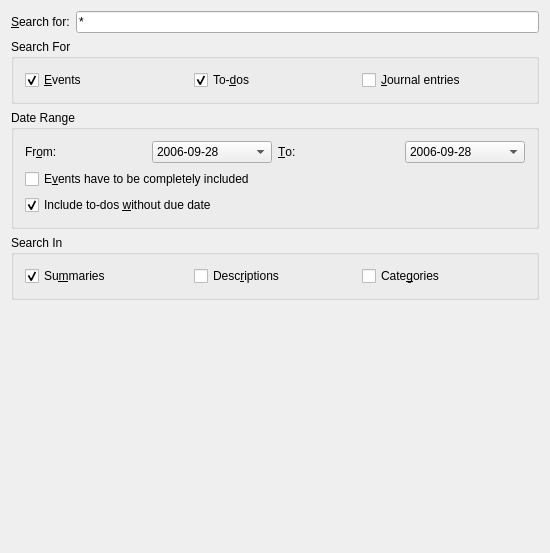
Before: the Qt Designer form searchdialog_base.ui in KDE/korganizer, drawn with Qt 5.
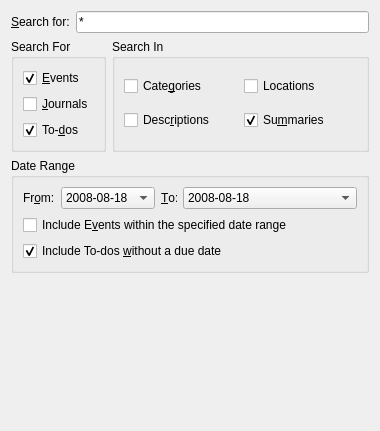
After: the same form once the commit is applied. Custom widgets are drawn as their Qt base class.

Commit message: merge SVN commits r995364 and r995420 by winterz:

```diff
--- a/searchdialog_base.ui
+++ b/searchdialog_base.ui
@@ -2,33 +2,21 @@
  <author>UIExtractor</author>
  <comment>This is a comment</comment>
  <class>SearchDialog</class>
- <widget class="QWidget" name="SearchDialog" >
-  <property name="geometry" >
+ <widget class="QWidget" name="SearchDialog">
+  <property name="geometry">
    <rect>
     <x>0</x>
     <y>0</y>
-    <width>550</width>
-    <height>553</height>
+    <width>380</width>
+    <height>431</height>
    </rect>
   </property>
   <property name="windowTitle" >
    <string>Find Events - KOrganizer</string>
   </property>
-  <layout class="QVBoxLayout" >
-   <property name="margin" >
-    <number>11</number>
-   </property>
-   <property name="spacing" >
-    <number>6</number>
-   </property>
-   <item>
-    <layout class="QHBoxLayout" >
-     <property name="margin" >
-      <number>0</number>
-     </property>
-     <property name="spacing" >
-      <number>6</number>
-     </property>
+  <layout class="QFormLayout" name="formLayout_2">
+   <item row="0" column="0" colspan="2">
+    <layout class="QHBoxLayout" name="horizontalLayout_4">
      <item>
       <widget class="QLabel" name="mSearchLabel" >
        <property name="text" >
@@ -43,29 +31,35 @@
       </widget>
      </item>
      <item>
-      <widget class="QLineEdit" name="mSearchEdit" >
-       <property name="text" >
+      <widget class="KLineEdit" name="mSearchEdit">
+       <property name="toolTip">
+        <string>Search pattern, use wildcards '*' and '?' as desired.</string>
+       </property>
+       <property name="whatsThis">
+        <string>Enter your search pattern here. Wildcards '*' (matches any string) and '?' (matches any character) are supported.  For example, to match any string starting with the letter 'a', use the search pattern a*.</string>
+       </property>
+       <property name="text">
         <string>*</string>
        </property>
       </widget>
      </item>
     </layout>
    </item>
-   <item>
-    <widget class="QGroupBox" name="mSearchTypeGroup" >
-     <property name="title" >
+   <item row="1" column="0">
+    <widget class="QGroupBox" name="mSearchTypeGroup">
+     <property name="title">
       <string>Search For</string>
      </property>
-     <layout class="QGridLayout" >
-      <property name="margin" >
-       <number>11</number>
-      </property>
-      <property name="spacing" >
-       <number>6</number>
-      </property>
-      <item row="0" column="0" >
-       <widget class="QCheckBox" name="mEventsCheck" >
-        <property name="text" >
+     <layout class="QVBoxLayout" name="verticalLayout">
+      <item>
+       <widget class="QCheckBox" name="mEventsCheck">
+        <property name="toolTip">
+         <string>Search for Events with matching criteria</string>
+        </property>
+        <property name="whatsThis">
+         <string>Check this box if you want to search for Event items that match the search criteria.</string>
+        </property>
+        <property name="text">
          <string>&amp;Events</string>
         </property>
         <property name="checked" >
@@ -73,9 +67,28 @@
         </property>
        </widget>
       </item>
-      <item row="0" column="1" >
-       <widget class="QCheckBox" name="mTodosCheck" >
-        <property name="text" >
+      <item>
+       <widget class="QCheckBox" name="mJournalsCheck">
+        <property name="toolTip">
+         <string>Search for Journals with matching criteria</string>
+        </property>
+        <property name="whatsThis">
+         <string>Check this box if you want to search for Journal items that match the search criteria.</string>
+        </property>
+        <property name="text">
+         <string>&amp;Journals</string>
+        </property>
+       </widget>
+      </item>
+      <item>
+       <widget class="QCheckBox" name="mTodosCheck">
+        <property name="toolTip">
+         <string>Search for To-dos with matching criteria</string>
+        </property>
+        <property name="whatsThis">
+         <string>Check this box if you want to search To-do items that match the search criteria.</string>
+        </property>
+        <property name="text">
          <string>To-&amp;dos</string>
         </property>
         <property name="checked" >
@@ -83,153 +96,210 @@
         </property>
        </widget>
       </item>
-      <item row="0" column="2" >
-       <widget class="QCheckBox" name="mJournalsCheck" >
-        <property name="text" >
-         <string>&amp;Journal entries</string>
-        </property>
-       </widget>
-      </item>
      </layout>
     </widget>
    </item>
-   <item>
-    <widget class="QGroupBox" name="mDateRangeGroup" >
-     <property name="title" >
-      <string>Date Range</string>
-     </property>
-     <layout class="QGridLayout" >
-      <property name="margin" >
-       <number>11</number>
-      </property>
-      <property name="spacing" >
-       <number>6</number>
-      </property>
-      <item row="1" column="0" colspan="4" >
-       <widget class="QCheckBox" name="mInclusiveCheck" >
-        <property name="text" >
-         <string>E&amp;vents have to be completely included</string>
-        </property>
-       </widget>
-      </item>
-      <item row="0" column="1" >
-       <widget class="KPIM::KDateEdit" name="mStartDate" >
-        <item>
-         <property name="text" >
-          <string>2006-09-28</string>
-         </property>
-        </item>
-       </widget>
-      </item>
-      <item row="0" column="0" >
-       <widget class="QLabel" name="mStartDateLabel" >
-        <property name="text" >
-         <string>Fr&amp;om:</string>
-        </property>
-        <property name="wordWrap" >
-         <bool>false</bool>
-        </property>
-        <property name="buddy" >
-         <cstring>mStartDate</cstring>
-        </property>
-       </widget>
-      </item>
-      <item row="0" column="3" >
-       <widget class="KPIM::KDateEdit" name="mEndDate" >
-        <item>
-         <property name="text" >
-          <string>2006-09-28</string>
-         </property>
-        </item>
-       </widget>
-      </item>
-      <item row="0" column="2" >
-       <widget class="QLabel" name="mEndDateLabel" >
-        <property name="text" >
-         <string>&amp;To:</string>
-        </property>
-        <property name="wordWrap" >
-         <bool>false</bool>
-        </property>
-        <property name="buddy" >
-         <cstring>mEndDate</cstring>
-        </property>
-       </widget>
-      </item>
-      <item row="2" column="0" colspan="4" >
-       <widget class="QCheckBox" name="mIncludeUndatedTodos" >
-        <property name="text" >
-         <string>Include to-dos &amp;without due date</string>
-        </property>
-        <property name="checked" >
-         <bool>true</bool>
-        </property>
-       </widget>
-      </item>
-     </layout>
-    </widget>
-   </item>
-   <item>
-    <widget class="QGroupBox" name="mSearchGroup" >
-     <property name="title" >
+   <item row="1" column="1">
+    <widget class="QGroupBox" name="mSearchGroup">
+     <property name="title">
       <string>Search In</string>
      </property>
-     <layout class="QHBoxLayout" >
-      <property name="margin" >
-       <number>11</number>
-      </property>
-      <property name="spacing" >
-       <number>6</number>
-      </property>
-      <item>
-       <widget class="QCheckBox" name="mSummaryCheck" >
-        <property name="text" >
-         <string>Su&amp;mmaries</string>
+     <layout class="QGridLayout" name="gridLayout">
+      <item row="0" column="0">
+       <widget class="QCheckBox" name="mCategoryCheck">
+        <property name="toolTip">
+         <string>Include item categories in your search</string>
         </property>
-        <property name="checked" >
-         <bool>true</bool>
+        <property name="whatsThis">
+         <string>Check this box if you want to match item categories against your search pattern.</string>
         </property>
-       </widget>
-      </item>
-      <item>
-       <widget class="QCheckBox" name="mDescriptionCheck" >
-        <property name="text" >
-         <string>Desc&amp;riptions</string>
-        </property>
-       </widget>
-      </item>
-      <item>
-       <widget class="QCheckBox" name="mCategoryCheck" >
-        <property name="text" >
+        <property name="text">
          <string>Cate&amp;gories</string>
         </property>
        </widget>
       </item>
+      <item row="0" column="1">
+       <widget class="QCheckBox" name="mLocationCheck">
+        <property name="toolTip">
+         <string>Include item locations in your search</string>
+        </property>
+        <property name="whatsThis">
+         <string>Check this box if you want to match item locations against your search pattern.</string>
+        </property>
+        <property name="text">
+         <string>Locations</string>
+        </property>
+       </widget>
+      </item>
+      <item row="1" column="0">
+       <widget class="QCheckBox" name="mDescriptionCheck">
+        <property name="toolTip">
+         <string>Include item descriptions in your search</string>
+        </property>
+        <property name="whatsThis">
+         <string>Check this box if you want to match item descriptions against your search pattern.</string>
+        </property>
+        <property name="text">
+         <string>Desc&amp;riptions</string>
+        </property>
+       </widget>
+      </item>
+      <item row="1" column="1">
+       <widget class="QCheckBox" name="mSummaryCheck">
+        <property name="toolTip">
+         <string>Include item summaries in your search</string>
+        </property>
+        <property name="whatsThis">
+         <string>Check this box if you want to match item summaries against your search pattern.</string>
+        </property>
+        <property name="text">
+         <string>Su&amp;mmaries</string>
+        </property>
+        <property name="checked">
+         <bool>true</bool>
+        </property>
+       </widget>
+      </item>
      </layout>
     </widget>
    </item>
-   <item>
-    <widget class="QWidget" native="1" name="mListViewParent" >
-     <property name="sizePolicy" >
-      <sizepolicy>
-       <hsizetype>5</hsizetype>
-       <vsizetype>3</vsizetype>
-       <horstretch>0</horstretch>
-       <verstretch>0</verstretch>
-      </sizepolicy>
+   <item row="2" column="0" colspan="2">
+    <widget class="QGroupBox" name="mDateRangeGroup">
+     <property name="title">
+      <string>Date Range</string>
+     </property>
+     <layout class="QFormLayout" name="formLayout">
+      <item row="0" column="0">
+       <layout class="QHBoxLayout" name="horizontalLayout_2">
+        <item>
+         <widget class="QLabel" name="mStartDateLabel">
+          <property name="text">
+           <string>Fr&amp;om:</string>
+          </property>
+          <property name="wordWrap">
+           <bool>false</bool>
+          </property>
+          <property name="buddy">
+           <cstring>mStartDate</cstring>
+          </property>
+         </widget>
+        </item>
+        <item>
+         <widget class="KPIM::KDateEdit" name="mStartDate">
+          <property name="sizePolicy">
+           <sizepolicy hsizetype="Preferred" vsizetype="Fixed">
+            <horstretch>1</horstretch>
+            <verstretch>0</verstretch>
+           </sizepolicy>
+          </property>
+          <property name="toolTip">
+           <string>Include items with a starting date on or after this date</string>
+          </property>
+          <property name="whatsThis">
+           <string>Search for items with a starting date on or after the date you specify here.</string>
+          </property>
+          <item>
+           <property name="text">
+            <string>2008-08-18</string>
+           </property>
+          </item>
+         </widget>
+        </item>
+       </layout>
+      </item>
+      <item row="0" column="1">
+       <layout class="QHBoxLayout" name="horizontalLayout_3">
+        <item>
+         <widget class="QLabel" name="mEndDateLabel">
+          <property name="text">
+           <string>&amp;To:</string>
+          </property>
+          <property name="wordWrap">
+           <bool>false</bool>
+          </property>
+          <property name="buddy">
+           <cstring>mEndDate</cstring>
+          </property>
+         </widget>
+        </item>
+        <item>
+         <widget class="KPIM::KDateEdit" name="mEndDate">
+          <property name="sizePolicy">
+           <sizepolicy hsizetype="Preferred" vsizetype="Fixed">
+            <horstretch>1</horstretch>
+            <verstretch>0</verstretch>
+           </sizepolicy>
+          </property>
+          <property name="toolTip">
+           <string>Include items with ending date on or before this date</string>
+          </property>
+          <property name="whatsThis">
+           <string>Search for items with an ending date on or before the date you specify here.</string>
+          </property>
+          <item>
+           <property name="text">
+            <string>2008-08-18</string>
+           </property>
+          </item>
+         </widget>
+        </item>
+       </layout>
+      </item>
+      <item row="1" column="0" colspan="2">
+       <widget class="QCheckBox" name="mInclusiveCheck">
+        <property name="toolTip">
+         <string>Include Events only if their date range falls into the range specified above</string>
+        </property>
+        <property name="whatsThis">
+         <string>Check this box if you want to include Events that occur within the date range specified.  Events that don't fall completely within the date range will be excluded from the search results.</string>
+        </property>
+        <property name="text">
+         <string>Include E&amp;vents within the specified date range</string>
+        </property>
+       </widget>
+      </item>
+      <item row="2" column="0" colspan="2">
+       <widget class="QCheckBox" name="mIncludeUndatedTodos">
+        <property name="toolTip">
+         <string>Include To-dos in the search that do not have a due date</string>
+        </property>
+        <property name="whatsThis">
+         <string>Check this box to include To-dos without a due date in the search results.</string>
+        </property>
+        <property name="text">
+         <string>Include To-dos &amp;without a due date</string>
+        </property>
+        <property name="checked">
+         <bool>true</bool>
+        </property>
+       </widget>
+      </item>
+     </layout>
+    </widget>
+   </item>
+   <item row="3" column="0" colspan="2">
+    <widget class="QFrame" name="mListViewFrame">
+     <property name="frameShape">
+      <enum>QFrame::StyledPanel</enum>
+     </property>
+     <property name="frameShadow">
+      <enum>QFrame::Raised</enum>
      </property>
     </widget>
    </item>
   </layout>
  </widget>
- <layoutdefault spacing="6" margin="11" />
- <pixmapfunction>qPixmapFromMimeSource</pixmapfunction>
  <customwidgets>
   <customwidget>
    <class>KPIM::KDateEdit</class>
    <extends>QComboBox</extends>
    <header>libkdepim/kdateedit.h</header>
   </customwidget>
+  <customwidget>
+   <class>KLineEdit</class>
+   <extends>QLineEdit</extends>
+   <header>klineedit.h</header>
+  </customwidget>
  </customwidgets>
  <tabstops>
   <tabstop>mSearchEdit</tabstop>
```
Left out of the diff: 23 changed lines with no effect on the pictures. The commit also changes 2 other files.
